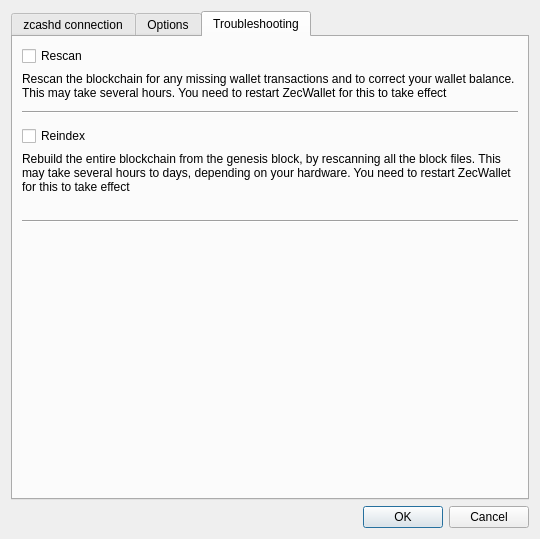
Old version of the form src/settings.ui in the repository matasov/arkwallet.
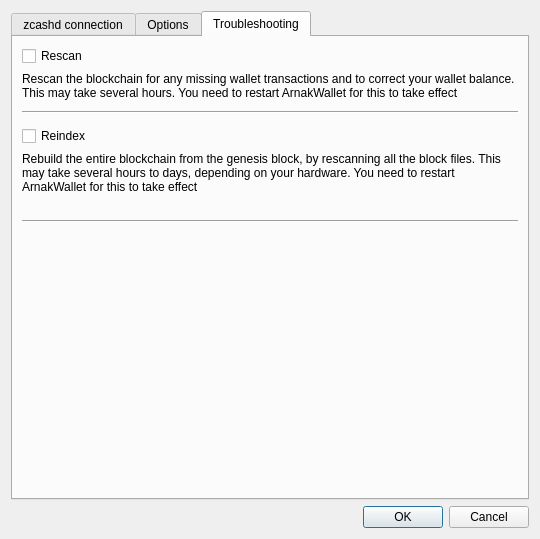
New version of the form. The open tabs and pages were chosen to show the change.

What changed in the file:
```diff
--- a/src/settings.ui
+++ b/src/settings.ui
@@ -350,7 +350,7 @@
        <item row="1" column="0">
         <widget class="QLabel" name="label_9">
          <property name="text">
-          <string>Rescan the blockchain for any missing wallet transactions and to correct your wallet balance. This may take several hours. You need to restart ZecWallet for this to take effect</string>
+          <string>Rescan the blockchain for any missing wallet transactions and to correct your wallet balance. This may take several hours. You need to restart ArnakWallet for this to take effect</string>
          </property>
          <property name="wordWrap">
           <bool>true</bool>
@@ -394,7 +394,7 @@
        <item row="6" column="0">
         <widget class="QLabel" name="label_11">
          <property name="text">
-          <string>Rebuild the entire blockchain from the genesis block, by rescanning all the block files. This may take several hours to days, depending on your hardware. You need to restart ZecWallet for this to take effect</string>
+          <string>Rebuild the entire blockchain from the genesis block, by rescanning all the block files. This may take several hours to days, depending on your hardware. You need to restart ArnakWallet for this to take effect</string>
          </property>
          <property name="wordWrap">
           <bool>true</bool>
```
